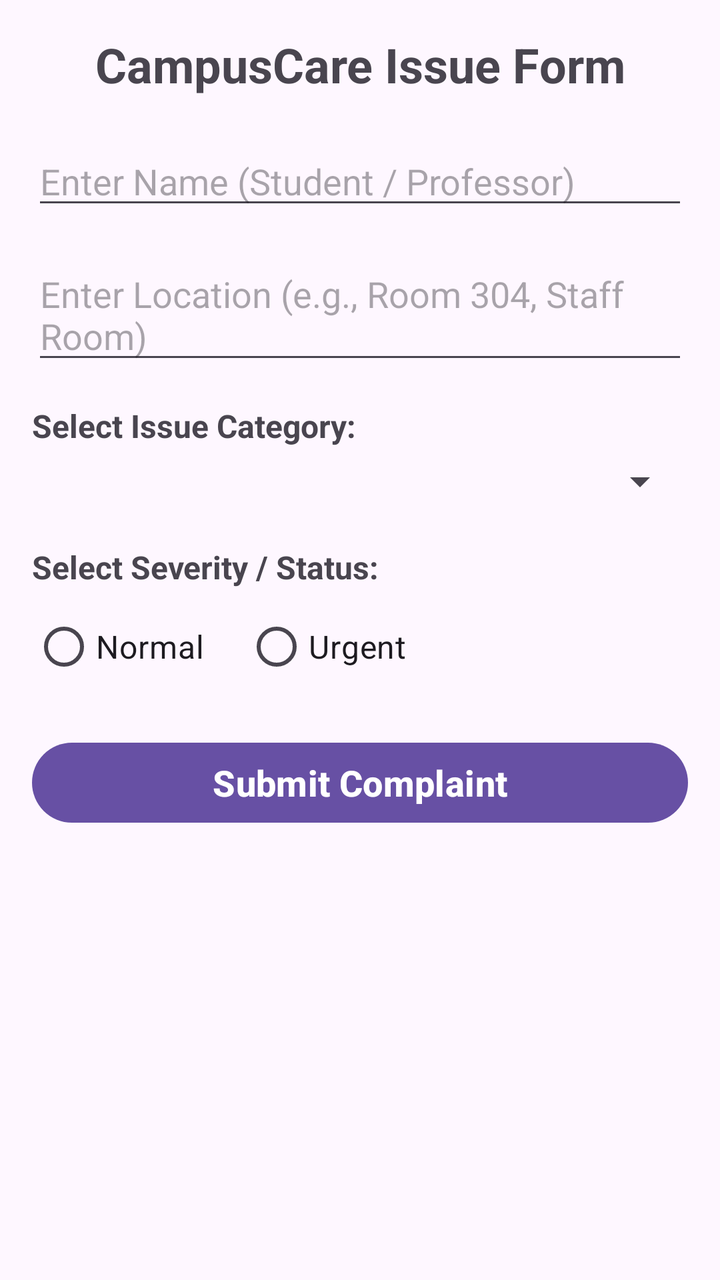
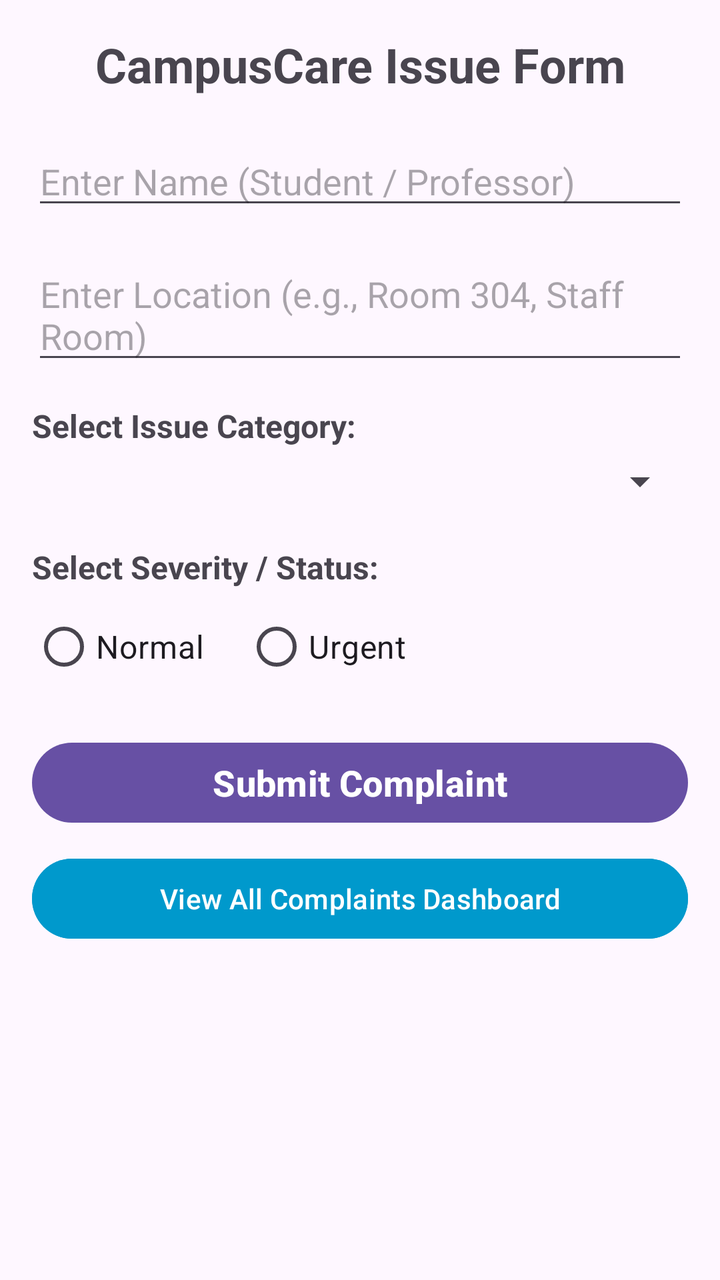

An Android layout rendered at two revisions. The XML below is the earlier revision; the diff shows what the commit changed to produce the second picture.
<!-- AndroidManifest.xml: application theme Theme.CampusCare -->
<!-- res/layout/activity_campus_care.xml -->
<?xml version="1.0" encoding="utf-8"?>
<LinearLayout xmlns:android="http://schemas.android.com/apk/res/android"
    android:layout_width="match_parent"
    android:layout_height="match_parent"
    android:orientation="vertical"
    android:padding="16dp">


    <TextView
        android:id="@+id/tvAppTitle"
        android:layout_width="match_parent"
        android:layout_height="wrap_content"
        android:text="CampusCare Issue Form"
        android:gravity="center"
        android:textSize="24sp"
        android:textStyle="bold"
        android:layout_marginBottom="20dp"/>

    <EditText
        android:id="@+id/edtReporterName"
        android:layout_width="match_parent"
        android:layout_height="wrap_content"
        android:hint="Enter Name (Student / Professor)"
        android:textSize="18sp"
        android:layout_marginBottom="15dp"/>

    <EditText
        android:id="@+id/edtLocation"
        android:layout_width="match_parent"
        android:layout_height="wrap_content"
        android:hint="Enter Location (e.g., Room 304, Staff Room)"
        android:textSize="18sp"
        android:layout_marginBottom="15dp"/>

    <TextView
        android:layout_width="match_parent"
        android:layout_height="wrap_content"
        android:text="Select Issue Category:"
        android:textStyle="bold"
        android:textSize="16sp"
        android:layout_marginBottom="5dp"/>

    <Spinner
        android:id="@+id/spinnerCategory"
        android:layout_width="match_parent"
        android:layout_height="wrap_content"
        android:layout_marginBottom="20dp"/>

    <TextView
        android:layout_width="match_parent"
        android:layout_height="wrap_content"
        android:text="Select Severity / Status:"
        android:textStyle="bold"
        android:textSize="16sp"
        android:layout_marginBottom="5dp"/>

    <RadioGroup
        android:id="@+id/radioGroupSeverity"
        android:layout_width="match_parent"
        android:layout_height="wrap_content"
        android:orientation="horizontal"
        android:layout_marginBottom="20dp">

        <RadioButton
            android:id="@+id/rbNormal"
            android:layout_width="wrap_content"
            android:layout_height="wrap_content"
            android:text="Normal"
            android:layout_marginEnd="20dp"
            android:textSize="16sp"/>

        <RadioButton
            android:id="@+id/rbUrgent"
            android:layout_width="wrap_content"
            android:layout_height="wrap_content"
            android:text="Urgent"
            android:textSize="16sp"/>
    </RadioGroup>

    <Button
        android:id="@+id/btnSubmitComplaint"
        android:layout_width="match_parent"
        android:layout_height="wrap_content"
        android:text="Submit Complaint"
        android:textSize="18sp"
        android:textStyle="bold"/>

</LinearLayout>
<!-- resources referenced by this layout -->
<resources>
  <style name="Theme.CampusCare" parent="Base.Theme.CampusCare" />
  <style name="Base.Theme.CampusCare" parent="Theme.Material3.DayNight.NoActionBar">
          
          
      </style>
</resources>

<!-- the commit's change to res/layout/activity_campus_care.xml (unified diff, before → after) -->
@@ -84,5 +84,12 @@
         android:text="Submit Complaint"
         android:textSize="18sp"
         android:textStyle="bold"/>
+    <Button
+        android:id="@+id/btnViewDashboard"
+        android:layout_width="match_parent"
+        android:layout_height="wrap_content"
+        android:text="View All Complaints Dashboard"
+        android:layout_marginTop="10dp"
+        android:backgroundTint="@android:color/holo_blue_dark"/>
 
 </LinearLayout>
